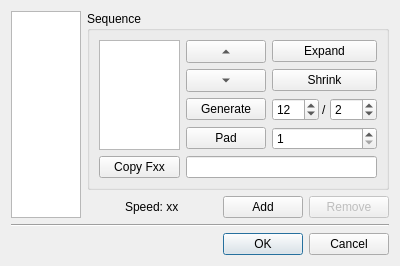
BambooTracker/BambooTracker, file BambooTracker/gui/groove_settings_dialog.ui: the form before one commit.
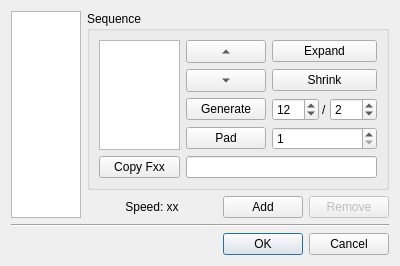
The form after the commit.

Commit message: Change layout types of ui

Patch:
```diff
--- a/BambooTracker/gui/groove_settings_dialog.ui
+++ b/BambooTracker/gui/groove_settings_dialog.ui
@@ -46,11 +46,14 @@
      </property>
     </widget>
    </item>
-   <item row="3" column="1" alignment="Qt::AlignHCenter">
+   <item row="3" column="1">
     <widget class="QLabel" name="speedLabel">
      <property name="text">
       <string notr="true">Speed: xx</string>
      </property>
+     <property name="alignment">
+      <set>Qt::AlignCenter</set>
+     </property>
     </widget>
    </item>
    <item row="5" column="0" colspan="4">
```
The commit also changes 4 other files.
